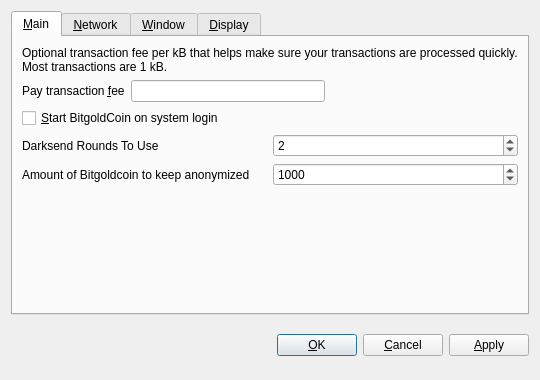
Above: src/qt/forms/optionsdialog.ui from bitgoldcoin-project/bitgoldcoin before the change. Below: the same form after it.
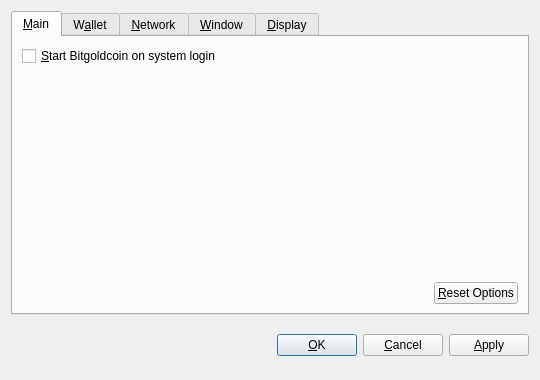
That is the form after the change. Custom widgets are drawn as their Qt base class.

Diff of the .ui file:
```diff
--- a/src/qt/forms/optionsdialog.ui
+++ b/src/qt/forms/optionsdialog.ui
@@ -31,6 +31,66 @@
       </attribute>
       <layout class="QVBoxLayout" name="verticalLayout_Main">
        <item>
+        <widget class="QCheckBox" name="bitcoinAtStartup">
+         <property name="toolTip">
+          <string>Automatically start Bitgoldcoin after logging in to the system.</string>
+         </property>
+         <property name="text">
+          <string>&amp;Start Bitgoldcoin on system login</string>
+         </property>
+        </widget>
+       </item>
+       <item>
+        <spacer name="verticalSpacer_Main">
+         <property name="orientation">
+          <enum>Qt::Vertical</enum>
+         </property>
+         <property name="sizeHint" stdset="0">
+          <size>
+           <width>20</width>
+           <height>40</height>
+          </size>
+         </property>
+        </spacer>
+       </item>
+       <item>
+        <layout class="QHBoxLayout" name="horizontalLayout_2_Main">
+         <item>
+          <spacer name="horizontalSpacer_2_Main">
+           <property name="orientation">
+            <enum>Qt::Horizontal</enum>
+           </property>
+           <property name="sizeHint" stdset="0">
+            <size>
+             <width>40</width>
+             <height>20</height>
+            </size>
+           </property>
+          </spacer>
+         </item>
+         <item>
+          <widget class="QPushButton" name="resetButton">
+           <property name="toolTip">
+            <string>Reset all client options to default.</string>
+           </property>
+           <property name="text">
+            <string>&amp;Reset Options</string>
+           </property>
+           <property name="autoDefault">
+            <bool>false</bool>
+           </property>
+          </widget>
+         </item>
+        </layout>
+       </item>
+      </layout>
+     </widget>
+     <widget class="QWidget" name="tabWallet">
+      <attribute name="title">
+       <string>W&amp;allet</string>
+      </attribute>
+      <layout class="QVBoxLayout" name="verticalLayout_Network">
+       <item>
         <widget class="QLabel" name="transactionFeeInfoLabel">
          <property name="text">
           <string>Optional transaction fee per kB that helps make sure your transactions are processed quickly. Most transactions are 1 kB.</string>
@@ -77,92 +137,24 @@
         </layout>
        </item>
        <item>
-        <widget class="QCheckBox" name="bitcoinAtStartup">
-         <property name="toolTip">
-          <string>Automatically start BitgoldCoin after logging in to the system.</string>
-         </property>
+        <widget class="QLabel" name="label">
          <property name="text">
-          <string>&amp;Start BitgoldCoin on system login</string>
+          <string>If you disable the spending of unconfirmed change, the change from a transaction cannot be used until that transaction has at least one confirmation. This also affects how your balance is computed.</string>
          </property>
+         <property name="wordWrap">
+          <bool>true</bool>
+         </property>
         </widget>
        </item>
        <item>
-        <layout class="QHBoxLayout" name="horizontalLayout_2_Main">
-         <item>
-          <widget class="QLabel" name="label">
-           <property name="toolTip">
-            <string>&lt;html&gt;&lt;head/&gt;&lt;body&gt;&lt;p&gt;This setting determines the amount of individual masternodes that an input will be anonymized through. More rounds of anonymization gives a higher degree of privacy, but also costs more in fees.&lt;/p&gt;&lt;/body&gt;&lt;/html&gt;</string>
-           </property>
-           <property name="text">
-            <string>Darksend Rounds To Use</string>
-           </property>
-          </widget>
-         </item>
-         <item>
-          <widget class="QSpinBox" name="darksendRounds">
-           <property name="minimum">
-            <number>1</number>
-           </property>
-           <property name="maximum">
-            <number>8</number>
-           </property>
-           <property name="value">
-            <number>2</number>
-           </property>
-          </widget>
-         </item>
-        </layout>
+        <widget class="QCheckBox" name="spendZeroConfChange">
+         <property name="text">
+          <string>Spend unconfirmed change  (experts only)</string>
+         </property>
+        </widget>
        </item>
        <item>
-        <layout class="QHBoxLayout" name="horizontalLayout_2"/>
-       </item>
-       <item>
-        <layout class="QHBoxLayout" name="horizontalLayout">
-         <item>
-          <widget class="QLabel" name="label_2">
-           <property name="toolTip">
-            <string notr="true">&lt;html&gt;&lt;head/&gt;&lt;body&gt;&lt;p&gt;This amount acts as a threshold to turn off Darksend once it's reached. &lt;/p&gt;&lt;/body&gt;&lt;/html&gt;</string>
-           </property>
-           <property name="statusTip">
-            <string notr="true"/>
-           </property>
-           <property name="whatsThis">
-            <string notr="true"/>
-           </property>
-           <property name="accessibleName">
-            <string notr="true"/>
-           </property>
-           <property name="accessibleDescription">
-            <string notr="true"/>
-           </property>
-           <property name="text">
-            <string>Amount of Bitgoldcoin to keep anonymized</string>
-           </property>
-          </widget>
-         </item>
-         <item>
-          <widget class="QSpinBox" name="anonymizeBitgoldcoin">
-           <property name="minimum">
-            <number>1</number>
-           </property>
-           <property name="maximum">
-            <number>2000</number>
-           </property>
-           <property name="singleStep">
-            <number>10</number>
-           </property>
-           <property name="value">
-            <number>1000</number>
-           </property>
-          </widget>
-         </item>
-        </layout>
-       </item>
-       <item>
-        <layout class="QHBoxLayout" name="horizontalLayout_3"/>
-       </item>
-       <item>
-        <spacer name="verticalSpacer_Main">
+        <spacer name="verticalSpacer">
          <property name="orientation">
           <enum>Qt::Vertical</enum>
          </property>
@@ -516,20 +508,19 @@
  <customwidgets>
   <customwidget>
    <class>BitcoinAmountField</class>
-   <extends>QLineEdit</extends>
-   <header location="global">bitcoinamountfield.h</header>
-   <container>1</container>
-  </customwidget>
-  <customwidget>
-   <class>QValidatedLineEdit</class>
-   <extends>QLineEdit</extends>
-   <header>qvalidatedlineedit.h</header>
+   <extends>QSpinBox</extends>
+   <header>bitcoinamountfield.h</header>
   </customwidget>
   <customwidget>
    <class>QValueComboBox</class>
    <extends>QComboBox</extends>
    <header>qvaluecombobox.h</header>
   </customwidget>
+  <customwidget>
+   <class>QValidatedLineEdit</class>
+   <extends>QLineEdit</extends>
+   <header>qvalidatedlineedit.h</header>
+  </customwidget>
  </customwidgets>
  <resources/>
  <connections/>
```
Left out of the diff: 8 changed lines with no effect on the pictures.
